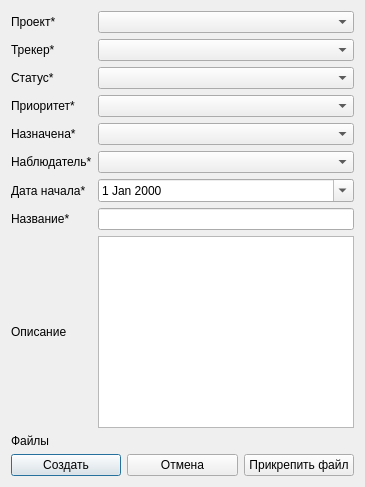
Before: the Qt Designer form createticketdialog.ui in abdull-vetrom/TickteSystem, drawn with Qt 5.
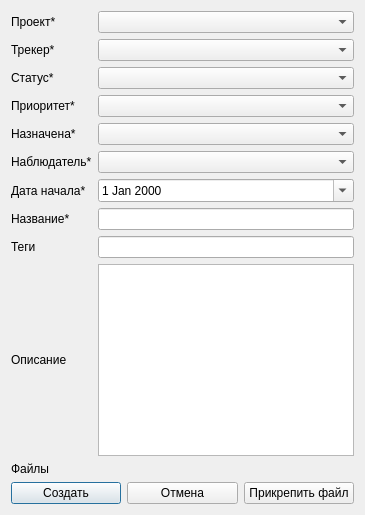
After: the same form once the commit is applied.

Diff of the .ui file:
```diff
--- a/createticketdialog.ui
+++ b/createticketdialog.ui
@@ -99,29 +99,36 @@
    </item>
 
    <item row="8" column="0">
+    <widget class="QLabel" name="labelTags">
+     <property name="text">
+      <string>Теги</string>
+     </property>
+    </widget>
+   </item>
+   <item row="8" column="1">
+    <widget class="QLineEdit" name="tagEdit"/>
+   </item>
+   <item row="9" column="0">
     <widget class="QLabel" name="labelDescription">
      <property name="text">
       <string>Описание</string>
      </property>
     </widget>
    </item>
-   <item row="8" column="1">
+   <item row="9" column="1">
     <widget class="QPlainTextEdit" name="descriptionEdit"/>
    </item>
-
-   <item row="9" column="0">
+   <item row="10" column="0">
     <widget class="QLabel" name="labelFiles">
      <property name="text">
       <string>Файлы</string>
      </property>
     </widget>
    </item>
-
-   <item row="10" column="0" colspan="2">
-    <layout class="QVBoxLayout" name="attachedFilesLayout"/>
-   </item>
-
    <item row="11" column="0" colspan="2">
+    <layout class="QVBoxLayout" name="attachedFilesLayout"/>
+   </item>
+   <item row="12" column="0" colspan="2">
     <layout class="QHBoxLayout" name="buttonLayout">
      <item>
       <widget class="QPushButton" name="confirmButton">
@@ -146,7 +153,6 @@
      </item>
     </layout>
    </item>
-
   </layout>
  </widget>
  <resources/>
```
Left out of the diff: 8 changed lines with no effect on the pictures.
